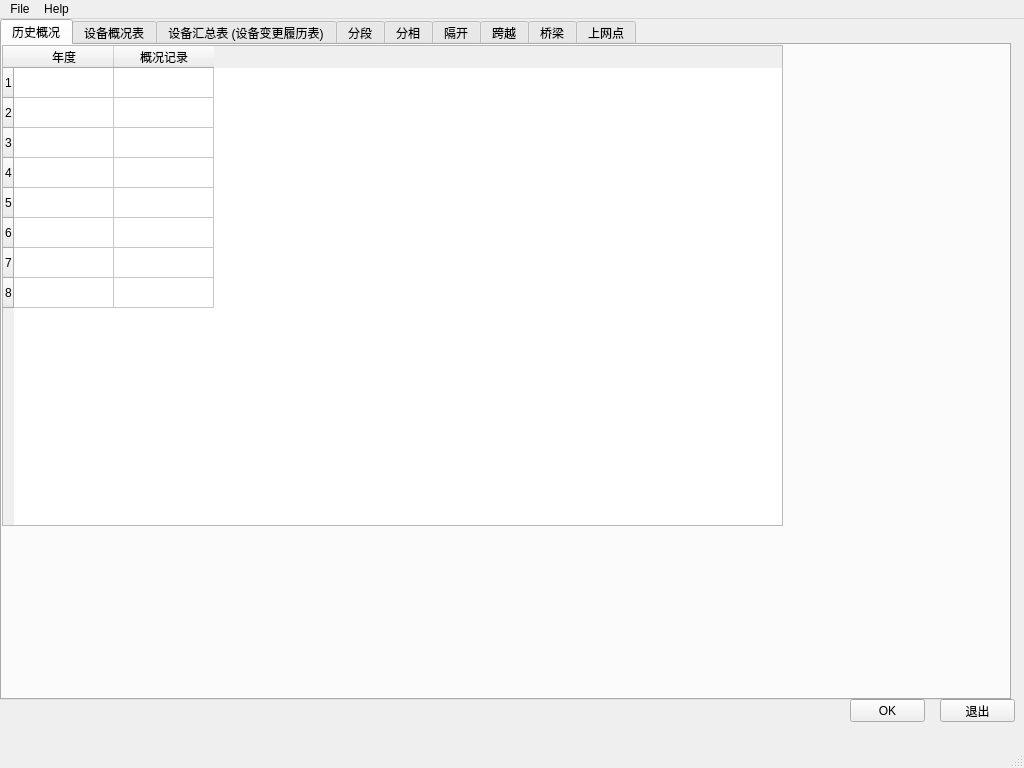
Old version of the form TestUi.ui in the repository hotonion/learngit.
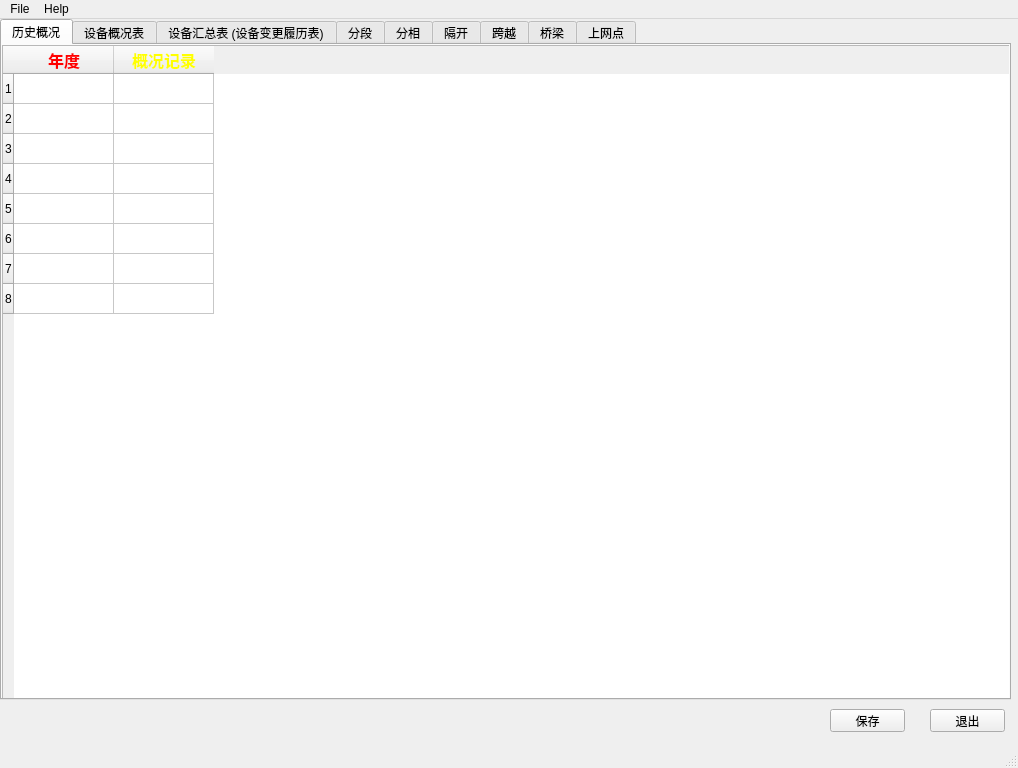
New version of the form.

Patch:
```diff
--- a/TestUi.ui
+++ b/TestUi.ui
@@ -6,7 +6,7 @@
    <rect>
     <x>0</x>
     <y>0</y>
-    <width>1024</width>
+    <width>1018</width>
     <height>768</height>
    </rect>
   </property>
@@ -17,8 +17,8 @@
    <widget class="QPushButton" name="exitBtn">
     <property name="geometry">
      <rect>
-      <x>940</x>
-      <y>680</y>
+      <x>930</x>
+      <y>690</y>
       <width>75</width>
       <height>23</height>
      </rect>
@@ -30,14 +30,14 @@
    <widget class="QPushButton" name="pushButton">
     <property name="geometry">
      <rect>
-      <x>850</x>
-      <y>680</y>
+      <x>830</x>
+      <y>690</y>
       <width>75</width>
       <height>23</height>
      </rect>
     </property>
     <property name="text">
-     <string>OK</string>
+     <string>保存</string>
     </property>
    </widget>
    <widget class="QTabWidget" name="tabWidget">
@@ -64,8 +64,8 @@
        <rect>
         <x>0</x>
         <y>0</y>
-        <width>781</width>
-        <height>481</height>
+        <width>1011</width>
+        <height>661</height>
        </rect>
       </property>
       <row>
@@ -112,11 +112,59 @@
        <property name="text">
         <string>年度</string>
        </property>
+       <property name="font">
+        <font>
+         <family>微软雅黑</family>
+         <pointsize>12</pointsize>
+         <weight>75</weight>
+         <bold>true</bold>
+        </font>
+       </property>
+       <property name="background">
+        <color>
+         <red>0</red>
+         <green>0</green>
+         <blue>255</blue>
+        </color>
+       </property>
+       <property name="foreground">
+        <brush brushstyle="SolidPattern">
+         <color alpha="255">
+          <red>255</red>
+          <green>0</green>
+          <blue>0</blue>
+         </color>
+        </brush>
+       </property>
       </column>
       <column>
        <property name="text">
         <string>概况记录</string>
        </property>
+       <property name="font">
+        <font>
+         <family>微软雅黑</family>
+         <pointsize>12</pointsize>
+         <weight>75</weight>
+         <bold>true</bold>
+        </font>
+       </property>
+       <property name="background">
+        <color>
+         <red>0</red>
+         <green>0</green>
+         <blue>255</blue>
+        </color>
+       </property>
+       <property name="foreground">
+        <brush brushstyle="SolidPattern">
+         <color alpha="255">
+          <red>255</red>
+          <green>255</green>
+          <blue>0</blue>
+         </color>
+        </brush>
+       </property>
       </column>
      </widget>
     </widget>
@@ -352,7 +400,7 @@
     <rect>
      <x>0</x>
      <y>0</y>
-     <width>1024</width>
+     <width>1018</width>
      <height>26</height>
     </rect>
    </property>
```
Left out of the diff: 28 changed lines with no effect on the pictures.
